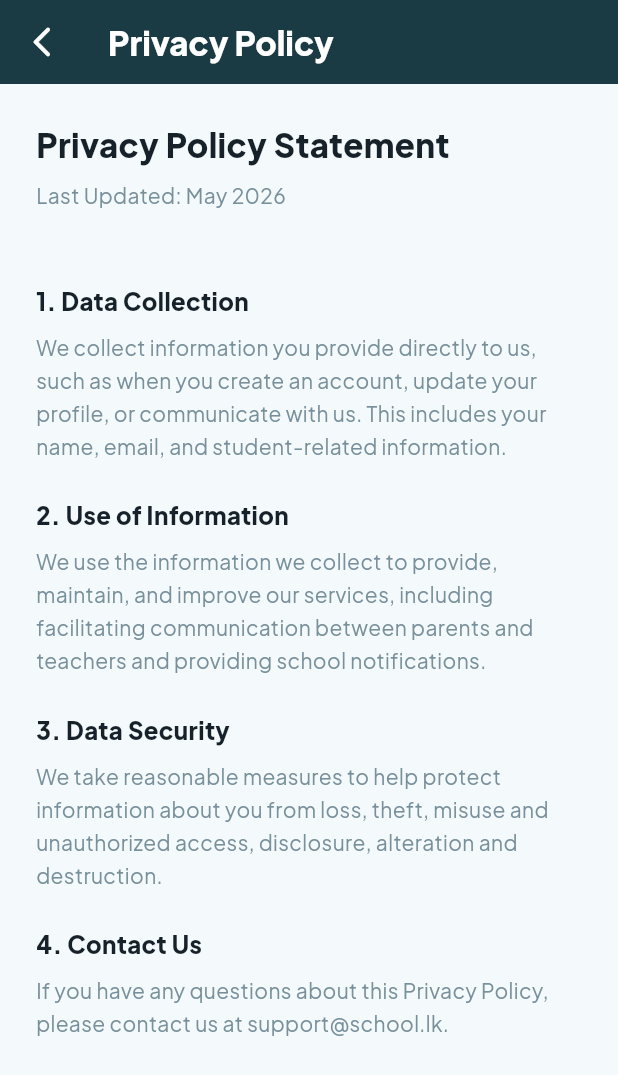
After one commit to Methexx/Universe-System, a Flutter app: the PrivacyPolicyScreen screen opened directly, on a phone screen of 412 x 824 dp. The commit adds this screen. Shown: the top 1075 px of the screen. Run offline on Flutter 3.47's test engine with Material 3 defaults, Android fonts, the light colour scheme and no system bars; our stand-ins replace dio, firebase_core, firebase_messaging, flutter_local_notifications, flutter_secure_storage, go_router and 4 more; accounts and stored records are empty; project files that could hold a hidden picture were left out.

Commit message:
fix: flutter setting screens new wireups

```diff
--- a/apps/flutter/lib/app.dart
+++ b/apps/flutter/lib/app.dart
@@ -11,6 +11,7 @@ import 'package:universe_app/features/attendance/viewmodels/attendance_viewmodel
 import 'package:universe_app/features/results/viewmodels/results_viewmodel.dart';
 import 'package:universe_app/features/support/viewmodels/support_viewmodel.dart';
 import 'package:universe_app/features/notices/viewmodels/notices_viewmodel.dart';
+import 'package:universe_app/features/settings/viewmodels/settings_viewmodel.dart';
 import 'package:universe_app/shared/themes/app_theme.dart';
 
 class UniverseApp extends StatefulWidget {
@@ -24,6 +25,7 @@ class UniverseApp extends StatefulWidget {
     required this.resultsViewModel,
     required this.supportViewModel,
     required this.noticesViewModel,
+    required this.settingsViewModel,
   });
 
   final AuthViewModel authViewModel;
@@ -34,6 +36,7 @@ class UniverseApp extends StatefulWidget {
   final ResultsViewModel resultsViewModel;
   final SupportViewModel supportViewModel;
   final NoticesViewModel noticesViewModel;
+  final SettingsViewModel settingsViewModel;
 
   @override
   State<UniverseApp> createState() => _UniverseAppState();
@@ -72,6 +75,7 @@ class _UniverseAppState extends State<UniverseApp> with WidgetsBindingObserver {
         ChangeNotifierProvider<ResultsViewModel>.value(value: widget.resultsViewModel),
         ChangeNotifierProvider<SupportViewModel>.value(value: widget.supportViewModel),
         ChangeNotifierProvider<NoticesViewModel>.value(value: widget.noticesViewModel),
+        ChangeNotifierProvider<SettingsViewModel>.value(value: widget.settingsViewModel),
       ],
       child: MaterialApp.router(
         title: AppStrings.appName,
--- a/apps/flutter/lib/core/constants/app_routes.dart
+++ b/apps/flutter/lib/core/constants/app_routes.dart
@@ -20,6 +20,8 @@ class AppRoutes {
   static const String settings = '/settings';
   static const String notices = '/notices';
   static const String notifications = '/notifications';
+  static const String privacyPolicy = '/settings/privacy';
+  static const String termsOfService = '/settings/terms';
 
   // Support sub-routes
   static const String submitComplaint = '/support/submit';
--- a/apps/flutter/lib/core/di/service_locator.dart
+++ b/apps/flutter/lib/core/di/service_locator.dart
@@ -19,6 +19,8 @@ import 'package:universe_app/features/support/repositories/support_repository.da
 import 'package:universe_app/features/support/viewmodels/support_viewmodel.dart';
 import 'package:universe_app/features/notices/repositories/notices_repository.dart';
 import 'package:universe_app/features/notices/viewmodels/notices_viewmodel.dart';
+import 'package:universe_app/features/settings/repositories/settings_repository.dart';
+import 'package:universe_app/features/settings/viewmodels/settings_viewmodel.dart';
 
 class ServiceLocator {
   ServiceLocator._();
@@ -44,6 +46,8 @@ class ServiceLocator {
   late SupportViewModel supportViewModel;
   late NoticesRepository noticesRepository;
   late NoticesViewModel noticesViewModel;
+  late SettingsRepository settingsRepository;
+  late SettingsViewModel settingsViewModel;
 
   Future<void> setup() async {
     apiClient = ApiClient(baseUrl: ApiConfig.baseUrl);
@@ -87,5 +91,7 @@ class ServiceLocator {
       secureStorage: secureStorageService,
     );
     noticesViewModel = NoticesViewModel(repository: noticesRepository);
+    settingsRepository = SettingsRepository(apiClient.dio, secureStorageService);
+    settingsViewModel = SettingsViewModel(settingsRepository);
   }
 }
--- a/apps/flutter/lib/features/auth/viewmodels/auth_viewmodel.dart
+++ b/apps/flutter/lib/features/auth/viewmodels/auth_viewmodel.dart
@@ -64,6 +64,7 @@ class AuthViewModel extends BaseViewModel {
     final availableAndEnabled = await isBiometricAvailableAndEnabled();
     if (!availableAndEnabled) return false;
 
+    try {
       final authenticated = await _biometricService.authenticate(
         reason: 'Please authenticate to log in automatically',
       );
@@ -78,6 +79,10 @@ class AuthViewModel extends BaseViewModel {
         password: creds['password']!,
         keepMeSignedIn: await _localStorage.getKeepMeSignedIn(),
       );
+    } catch (e) {
+      setError('Biometric authentication failed or was canceled.');
+      return false;
+    }
   }
 
   Future<bool> login({
--- /dev/null
+++ b/apps/flutter/lib/features/settings/models/settings_model.dart
@@ -0,0 +1,53 @@
+class UserSettingsModel {
+  final String id;
+  final String userId;
+  final bool pushNotifications;
+  final bool attendanceAlerts;
+  final bool gateAlerts;
+  final bool resultAlerts;
+
+  UserSettingsModel({
+    required this.id,
+    required this.userId,
+    required this.pushNotifications,
+    required this.attendanceAlerts,
+    required this.gateAlerts,
+    required this.resultAlerts,
+  });
+
+  factory UserSettingsModel.fromJson(Map<String, dynamic> json) {
+    return UserSettingsModel(
+      id: (json['id'] ?? '').toString(),
+      userId: (json['userId'] ?? json['user_id'] ?? '').toString(),
+      pushNotifications: (json['pushNotifications'] ?? json['push_notifications'] ?? true) == true,
+      attendanceAlerts: (json['attendanceAlerts'] ?? json['attendance_alerts'] ?? true) == true,
+      gateAlerts: (json['gateAlerts'] ?? json['gate_alerts'] ?? true) == true,
+      resultAlerts: (json['resultAlerts'] ?? json['result_alerts'] ?? true) == true,
+    );
+  }
+
+  Map<String, dynamic> toJson() {
+    return {
+      'pushNotifications': pushNotifications,
+      'attendanceAlerts': attendanceAlerts,
+      'gateAlerts': gateAlerts,
+      'resultAlerts': resultAlerts,
+    };
+  }
+
+  UserSettingsModel copyWith({
+    bool? pushNotifications,
+    bool? attendanceAlerts,
+    bool? gateAlerts,
+    bool? resultAlerts,
+  }) {
+    return UserSettingsModel(
+      id: id,
+      userId: userId,
+      pushNotifications: pushNotifications ?? this.pushNotifications,
+      attendanceAlerts: attendanceAlerts ?? this.attendanceAlerts,
+      gateAlerts: gateAlerts ?? this.gateAlerts,
+      resultAlerts: resultAlerts ?? this.resultAlerts,
+    );
+  }
+}
--- /dev/null
+++ b/apps/flutter/lib/features/settings/repositories/settings_repository.dart
@@ -0,0 +1,42 @@
+import 'package:dio/dio.dart';
+import 'package:universe_app/core/storage/secure_storage.dart';
+import 'package:universe_app/features/settings/models/settings_model.dart';
+
+class SettingsRepository {
+  final Dio _dio;
+  final SecureStorageService _secureStorage;
+
+  SettingsRepository(this._dio, this._secureStorage);
+
+  Future<Map<String, String>> _getAuthHeaders() async {
+    final token = await _secureStorage.getAccessToken();
+    return {
+      'Authorization': 'Bearer $token',
+    };
+  }
+
+  Future<UserSettingsModel> getSettings() async {
+    try {
+      final response = await _dio.get(
+        '/api/users/settings',
+        options: Options(headers: await _getAuthHeaders()),
+      );
+      return UserSettingsModel.fromJson(response.data['data']);
+    } on DioException catch (e) {
+      throw Exception(e.response?.data['message'] ?? 'Failed to load settings');
+    }
+  }
+
+  Future<UserSettingsModel> updateSettings(Map<String, dynamic> settings) async {
+    try {
+      final response = await _dio.patch(
+        '/api/users/settings',
+        data: settings,
+        options: Options(headers: await _getAuthHeaders()),
+      );
+      return UserSettingsModel.fromJson(response.data['data']);
+    } on DioException catch (e) {
+      throw Exception(e.response?.data['message'] ?? 'Failed to update settings');
+    }
+  }
+}
--- /dev/null
+++ b/apps/flutter/lib/features/settings/views/privacy_policy_screen.dart
@@ -0,0 +1,80 @@
+import 'package:flutter/material.dart';
+import 'package:universe_app/core/constants/app_colors.dart';
+
+class PrivacyPolicyScreen extends StatelessWidget {
+  const PrivacyPolicyScreen({super.key});
+
+  @override
+  Widget build(BuildContext context) {
+    return Scaffold(
+      backgroundColor: const Color(0xFFF4FAFB),
+      appBar: AppBar(
+        title: const Text('Privacy Policy', style: TextStyle(fontWeight: FontWeight.w800, color: Colors.white)),
+        backgroundColor: AppColors.primary,
+        elevation: 0,
+        leading: IconButton(
+          icon: const Icon(Icons.arrow_back_ios_new_rounded, color: Colors.white),
+          onPressed: () => Navigator.pop(context),
+        ),
+      ),
+      body: SingleChildScrollView(
+        padding: const EdgeInsets.all(24.0),
+        child: Column(
+          crossAxisAlignment: CrossAxisAlignment.start,
+          children: [
+            _buildSection(
+              'Privacy Policy Statement',
+              'Last Updated: May 2026',
+              isHeader: true,
+            ),
+            const SizedBox(height: 24),
+            _buildSection(
+              '1. Data Collection',
+              'We collect information you provide directly to us, such as when you create an account, update your profile, or communicate with us. This includes your name, email, and student-related information.',
+            ),
+            _buildSection(
+              '2. Use of Information',
+              'We use the information we collect to provide, maintain, and improve our services, including facilitating communication between parents and teachers and providing school notifications.',
+            ),
+            _buildSection(
+              '3. Data Security',
+              'We take reasonable measures to help protect information about you from loss, theft, misuse and unauthorized access, disclosure, alteration and destruction.',
+            ),
+            _buildSection(
+              '4. Contact Us',
+              'If you have any questions about this Privacy Policy, please contact us at support@school.lk.',
+            ),
+          ],
+        ),
+      ),
+    );
+  }
+
+  Widget _buildSection(String title, String content, {bool isHeader = false}) {
+    return Padding(
+      padding: const EdgeInsets.only(bottom: 24.0),
+      child: Column(
+        crossAxisAlignment: CrossAxisAlignment.start,
+        children: [
+          Text(
+            title,
+            style: TextStyle(
+              fontSize: isHeader ? 22 : 16,
+              fontWeight: FontWeight.w800,
+              color: const Color(0xFF16212A),
+            ),
+          ),
+          const SizedBox(height: 8),
+          Text(
+            content,
+            style: const TextStyle(
+              fontSize: 14,
+              color: Color(0xFF78909C),
+              height: 1.6,
+            ),
+          ),
+        ],
+      ),
+    );
+  }
+}
--- a/apps/flutter/lib/main.dart
+++ b/apps/flutter/lib/main.dart
@@ -40,5 +40,6 @@ void main() async {
     resultsViewModel: sl.resultsViewModel,
     supportViewModel: sl.supportViewModel,
     noticesViewModel: sl.noticesViewModel,
+    settingsViewModel: sl.settingsViewModel,
   ));
 }
```
Also changed, not shown: apps/flutter/lib/core/navigation/app_router.dart (+13 -2 lines), apps/flutter/lib/features/settings/viewmodels/settings_viewmodel.dart (added, +76 -0 lines), apps/flutter/lib/features/settings/views/settings_screen.dart (+13 -162 lines), apps/flutter/lib/features/settings/views/terms_of_service_screen.dart (added, +80 -0 lines), 3 other files. Lines whose indentation alone changed are shown as unchanged.
